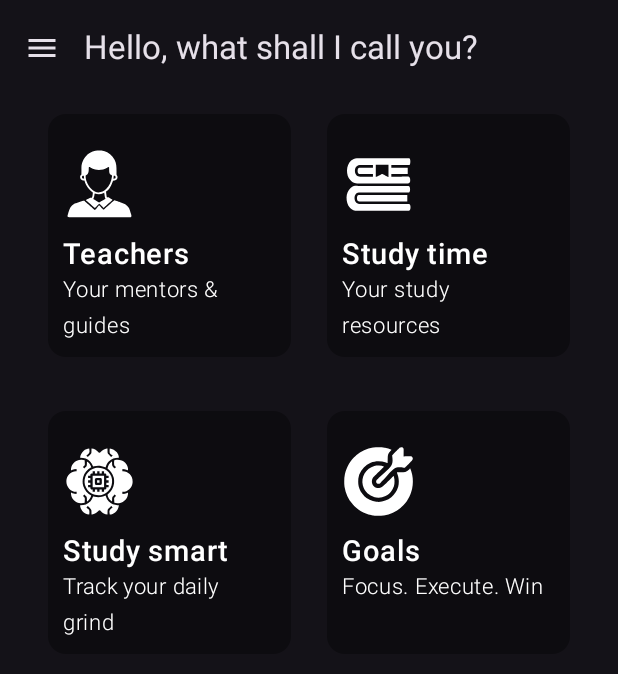
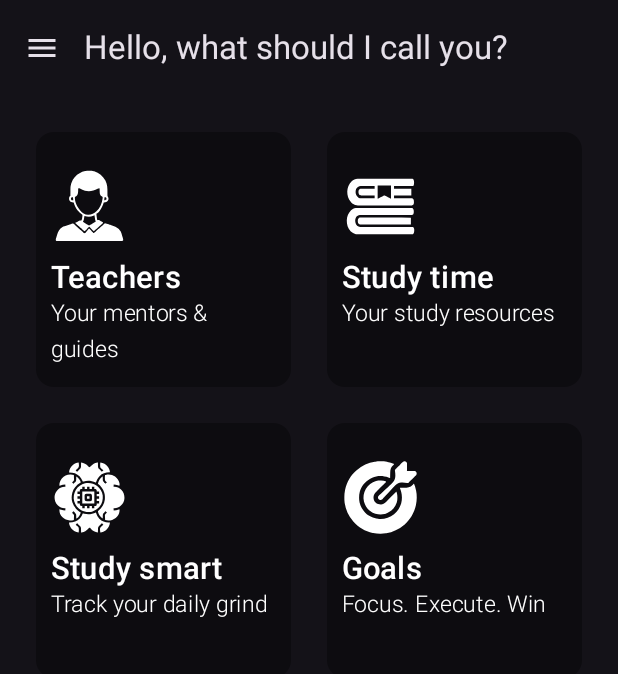
Before and after one commit to 001iftikar/Math-App, an Android app built with Jetpack Compose: the screen it shows after launch (MainActivity), on a phone screen of 412 x 824 dp. Shown: the top 674 px of the screen. Run offline under Robolectric (Android 15) with nearby library versions, the phone set to English and light mode, and no system bars; our stand-ins replace Dagger/Hilt's generated code, Firebase (no records; nobody signed in at launch, a user with empty details on screens opened directly); libraries missing offline, so code that uses them is left out: io.github.jan.supabase; pictures from the network do not load; 3 statements that could not run were skipped.

Commit message:
Replaced Lazy columnn with Lazy vertical grid

```diff
--- a/app/src/main/java/com/example/mathapp/presentation/components/DownloadsIcon.kt
+++ /dev/null
@@ -1,21 +0,0 @@
-package com.example.mathapp.presentation.components
-
-import androidx.compose.material3.Icon
-import androidx.compose.material3.IconButton
-import androidx.compose.runtime.Composable
-import androidx.compose.ui.res.painterResource
-import com.example.mathapp.R
-
-@Composable
-fun DownloadsIcon(
-    onClick: () -> Unit
-) {
-    IconButton(
-        onClick = onClick
-    ) {
-        Icon(
-            painter = painterResource(R.drawable.downloads),
-            contentDescription = null
-        )
-    }
-}
--- a/app/src/main/java/com/example/mathapp/presentation/home/HomeScreen.kt
+++ b/app/src/main/java/com/example/mathapp/presentation/home/HomeScreen.kt
@@ -16,7 +16,8 @@ import androidx.compose.foundation.layout.padding
 import androidx.compose.foundation.layout.size
 import androidx.compose.foundation.layout.systemBarsPadding
 import androidx.compose.foundation.layout.width
-import androidx.compose.foundation.lazy.LazyColumn
+import androidx.compose.foundation.lazy.grid.GridCells
+import androidx.compose.foundation.lazy.grid.LazyVerticalGrid
 import androidx.compose.material.icons.Icons
 import androidx.compose.material.icons.filled.Menu
 import androidx.compose.material3.Card
@@ -56,7 +57,6 @@ import com.example.mathapp.R
 import com.example.mathapp.presentation.components.DrawerItem
 import com.example.mathapp.presentation.navigation.Routes
 import com.example.mathapp.shared.SupabaseSessionViewModel
-import com.example.mathapp.utils.ColorHex.toColor
 import kotlinx.coroutines.launch
 
 
@@ -143,23 +143,51 @@ fun HomeScreen(
             }
         ) { innerPadding ->
 
-            LazyColumn(Modifier.padding(innerPadding)) {
+            LazyVerticalGrid(
+                modifier = Modifier
+                    .padding(innerPadding)
+                    .padding(12.dp),
+                columns = GridCells.Fixed(2)
+            ) {
                 item {
-                    FirstLayer(
-                        goToTeacher = { navHostController.navigate(Routes.TeacherScreenRoute) },
-                        goToStudy = { navHostController.navigate(Routes.StudyScreenRoute) }
-
+                    HomeScreenItem(
+                        modifier = Modifier.aspectRatio(1f),
+                        icon = R.drawable.teachers,
+                        title = "Teachers",
+                        description = "Your mentors & guides",
+                        onClick = { navHostController.navigate(Routes.TeacherScreenRoute) }
                     )
                 }
+
                 item {
-                    Spacer(Modifier.height(12.dp))
+                    HomeScreenItem(
+                        modifier = Modifier.aspectRatio(1f),
+                        icon = R.drawable.bookstack,
+                        title = "Study time",
+                        description = "Your study resources",
+                        onClick = { navHostController.navigate(Routes.StudyScreenRoute) }
+                    )
                 }
+
                 item {
-                    SecondLayer(
-                        goToStudySmart = { navHostController.navigate(Routes.StudySmartScreen) },
-                        goToGoals = {
-                            navHostController.navigate(route)
-                        }
+                    HomeScreenItem(
+                        modifier = Modifier
+                            .aspectRatio(1f),
+                        icon = R.drawable.super_intelligence,
+                        title = "Study smart",
+                        description = "Track your daily grind",
+                        onClick = { navHostController.navigate(Routes.StudySmartScreen) }
+                    )
+                }
+
+                item {
+                    HomeScreenItem(
+                        modifier = Modifier
+                            .aspectRatio(1f),
+                        icon = R.drawable.goals,
+                        title = "Goals",
+                        description = "Focus. Execute. Win",
+                        onClick = { navHostController.navigate(route) }
                     )
                 }
             }
@@ -174,7 +202,8 @@ private fun TopBar(onClick: () -> Unit) {
     TopAppBar(
         title = {
             Text(
-                text = "Hello, what shall I call you?", style = MaterialTheme.typography.titleLarge,
+                text = "Hello, what should I call you?",
+                style = MaterialTheme.typography.titleLarge,
             )
         },
         navigationIcon = {
@@ -187,61 +216,6 @@ private fun TopBar(onClick: () -> Unit) {
     )
 }
 
-@Composable
-private fun FirstLayer(goToTeacher: () -> Unit, goToStudy: () -> Unit) {
-    Row(
-        modifier = Modifier
-            .fillMaxWidth()
-            .padding(horizontal = 20.dp),
-        horizontalArrangement = Arrangement.SpaceBetween
-    ) {
-        HomeScreenItem(
-            modifier = Modifier.weight(1f).aspectRatio(1f),
-            icon = R.drawable.teacher_3_,
-            title = "Teachers",
-            description = "Your mentors & guides",
-            onClick = goToTeacher
-        )
-
-        HomeScreenItem(
-            modifier = Modifier.weight(1f).aspectRatio(1f),
-            icon = R.drawable.bookstack,
-            title = "Study time",
-            description = "Your study resources",
-            onClick = goToStudy
-        )
-    }
-}
-
-
-@Composable
-private fun SecondLayer(
-    goToStudySmart: () -> Unit,
-    goToGoals: () -> Unit
-) {
-    Row(
-        modifier = Modifier
-            .fillMaxWidth()
-            .padding(horizontal = 20.dp),
-        horizontalArrangement = Arrangement.SpaceBetween
-    ) {
-        HomeScreenItem(
-            modifier = Modifier.weight(1f).aspectRatio(1f),
-            icon = R.drawable.super_intelligence,
-            title = "Study smart",
-            description = "Track your daily grind",
-            onClick = goToStudySmart
-        )
-
-        HomeScreenItem(
-            modifier = Modifier.weight(1f).aspectRatio(1f),
-            icon = R.drawable.target,
-            title = "Goals",
-            description = "Focus. Execute. Win",
-            onClick = goToGoals
-        )
-    }
-}
 
 @OptIn(ExperimentalMaterial3Api::class)
 @Composable
@@ -311,7 +285,12 @@ private fun HomeScreenItem(
             val titleSize = maxWidth * 0.12f
             val descSize = maxWidth * 0.09f
             Column(
-                modifier = Modifier.padding(top = paddingTop, start = paddingStart, end = paddingEnd, bottom = paddingBottom),
+                modifier = Modifier.padding(
+                    top = paddingTop,
+                    start = paddingStart,
+                    end = paddingEnd,
+                    bottom = paddingBottom
+                ),
                 horizontalAlignment = Alignment.Start
             ) {
                 SubcomposeAsyncImage(
```
Also changed, not shown: app/src/main/res/drawable/book_img.jpg (deleted), app/src/main/res/drawable/chat_bot.png (deleted), app/src/main/res/drawable/downloads.png (deleted), app/src/main/res/drawable/goals.xml (renamed from app/src/main/res/drawable/target.xml), app/src/main/res/drawable/teacher.jpg (deleted), app/src/main/res/drawable/teacher_icon.png (deleted), app/src/main/res/drawable/teachers.xml (renamed from app/src/main/res/drawable/teacher_3_.xml), 1 other file.
